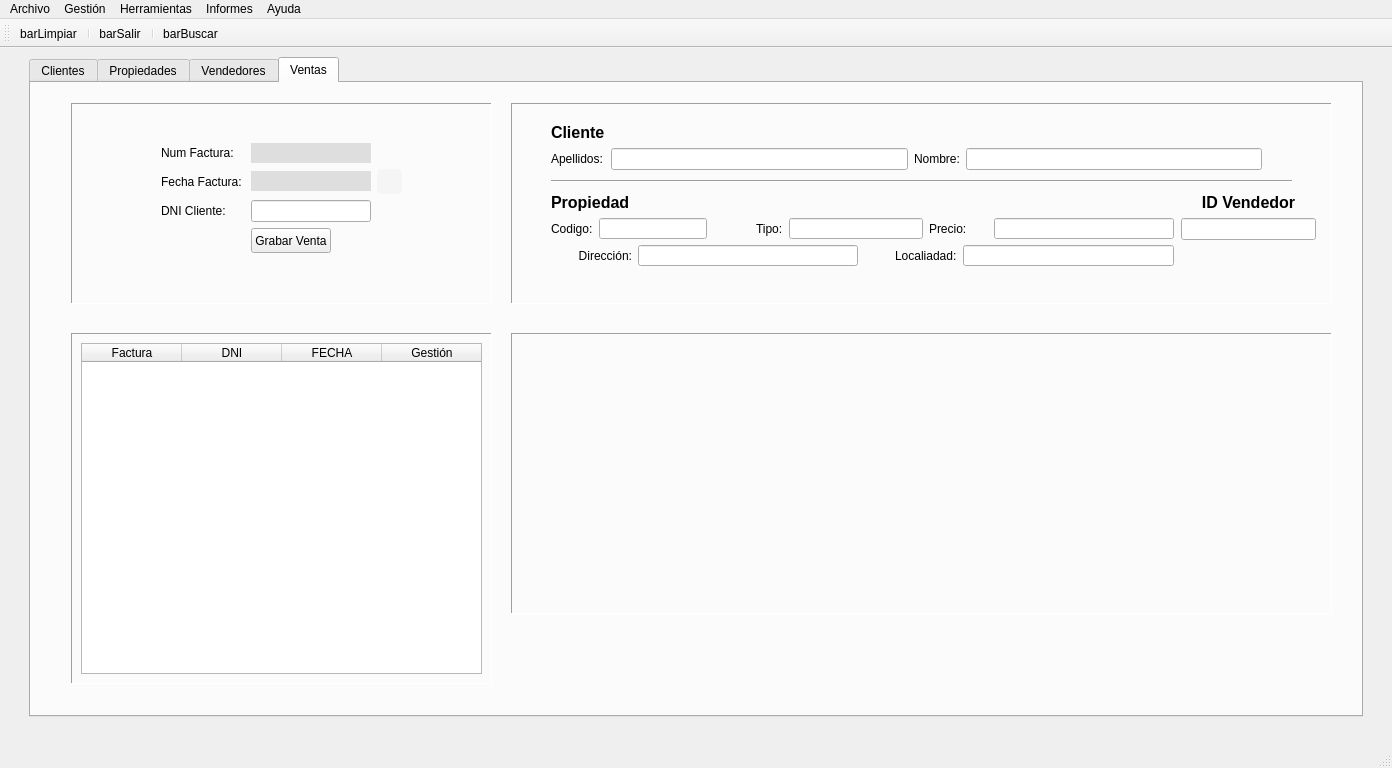
Before: the Qt Designer form templates/venPrincipal.ui in Semperz/ProyectoDI, drawn with Qt 5.
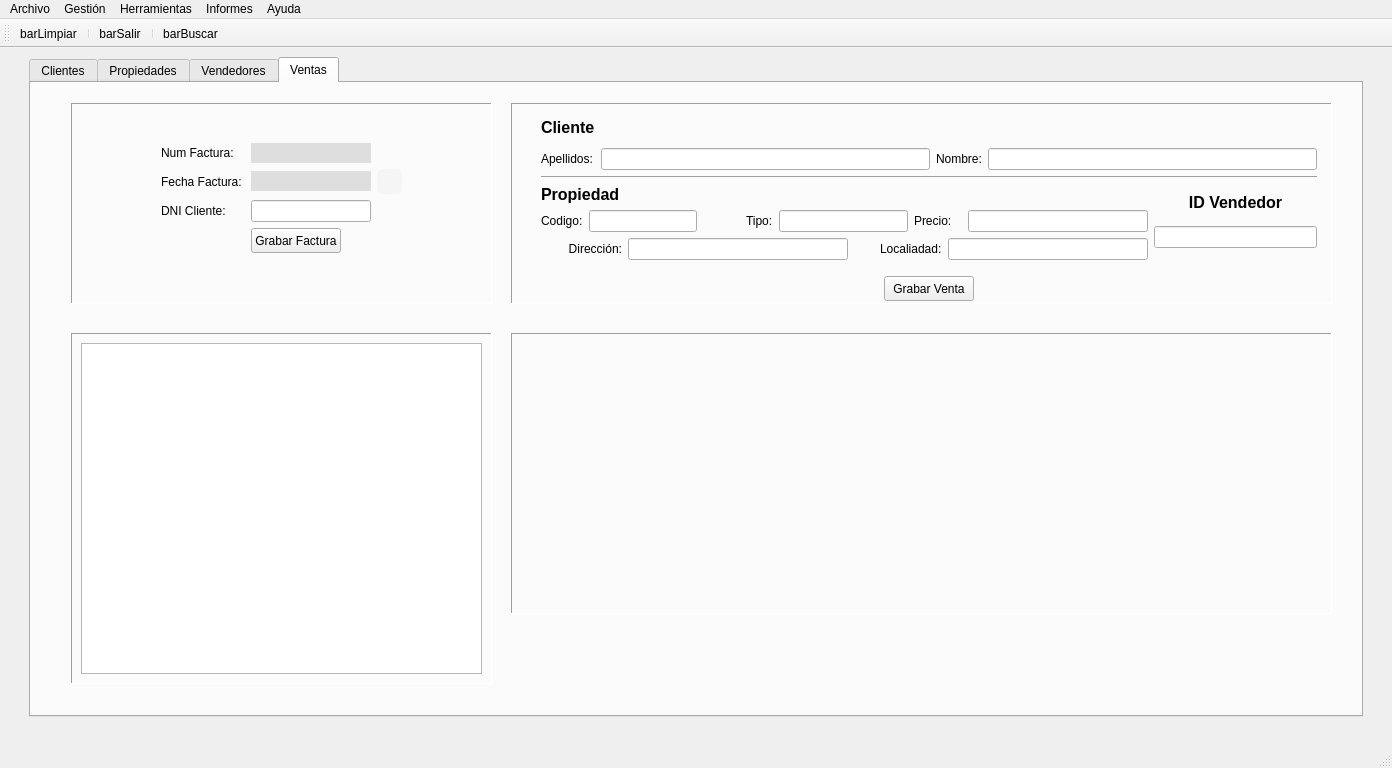
After: the same form once the commit is applied. Icons and pictures are not drawn.

Commit message: fix(main.py): rename btn

Patch:
```diff
--- a/templates/venPrincipal.ui
+++ b/templates/venPrincipal.ui
@@ -2920,18 +2920,18 @@
            <widget class="QPushButton" name="btnGrabven">
             <property name="minimumSize">
              <size>
-              <width>80</width>
+              <width>90</width>
               <height>25</height>
              </size>
             </property>
             <property name="maximumSize">
              <size>
-              <width>80</width>
+              <width>90</width>
               <height>25</height>
              </size>
             </property>
             <property name="text">
-             <string>Grabar Venta</string>
+             <string>Grabar Factura</string>
             </property>
            </widget>
           </item>
@@ -3003,7 +3003,7 @@
           <enum>QAbstractItemView::SelectRows</enum>
          </property>
          <attribute name="horizontalHeaderVisible">
-          <bool>true</bool>
+          <bool>false</bool>
          </attribute>
          <attribute name="verticalHeaderVisible">
           <bool>false</bool>
@@ -3045,28 +3045,19 @@
         <property name="frameShadow">
          <enum>QFrame::Sunken</enum>
         </property>
-        <widget class="Line" name="line_3">
+        <widget class="QWidget" name="">
          <property name="geometry">
           <rect>
-           <x>40</x>
-           <y>70</y>
-           <width>741</width>
-           <height>16</height>
+           <x>30</x>
+           <y>10</y>
+           <width>776</width>
+           <height>188</height>
           </rect>
          </property>
-         <property name="orientation">
-          <enum>Qt::Horizontal</enum>
-         </property>
-        </widget>
-        <widget class="QWidget" name="layoutWidget">
-         <property name="geometry">
-          <rect>
-           <x>40</x>
-           <y>20</y>
-           <width>711</width>
-           <height>47</height>
-          </rect>
-         </property>
+         <layout class="QGridLayout" name="gridLayout_14">
+          <item row="0" column="0">
+           <layout class="QGridLayout" name="gridLayout_13">
+            <item row="0" column="0" colspan="2">
          <layout class="QGridLayout" name="gridLayout_11">
           <item row="0" column="0">
            <widget class="QLabel" name="label_17">
@@ -3111,55 +3102,15 @@
            </widget>
           </item>
          </layout>
-        </widget>
-        <widget class="QWidget" name="layoutWidget">
-         <property name="geometry">
-          <rect>
-           <x>670</x>
-           <y>90</y>
-           <width>135</width>
-           <height>47</height>
-          </rect>
-         </property>
-         <layout class="QVBoxLayout" name="verticalLayout_6">
-          <item>
-           <widget class="QLabel" name="label_28">
-            <property name="font">
-             <font>
-              <pointsize>12</pointsize>
-              <weight>75</weight>
-              <bold>true</bold>
-             </font>
-            </property>
-            <property name="text">
-             <string>ID Vendedor</string>
-            </property>
-            <property name="alignment">
-             <set>Qt::AlignCenter</set>
-            </property>
-           </widget>
-          </item>
-          <item>
-           <widget class="QLineEdit" name="txtIDven">
-            <property name="alignment">
-             <set>Qt::AlignLeading|Qt::AlignLeft|Qt::AlignVCenter</set>
-            </property>
-            <property name="readOnly">
-             <bool>true</bool>
-            </property>
-           </widget>
-          </item>
-         </layout>
-        </widget>
-        <widget class="QWidget" name="layoutWidget">
-         <property name="geometry">
-          <rect>
-           <x>40</x>
-           <y>90</y>
-           <width>623</width>
-           <height>73</height>
-          </rect>
-         </property>
+            </item>
+            <item row="1" column="0" colspan="2">
+             <widget class="Line" name="line_3">
+              <property name="orientation">
+               <enum>Qt::Horizontal</enum>
+              </property>
+             </widget>
+            </item>
+            <item row="2" column="0">
          <layout class="QGridLayout" name="gridLayout_12">
           <item row="2" column="0" colspan="2">
            <widget class="QLabel" name="label_25">
@@ -3302,6 +3253,106 @@
              </size>
             </property>
            </spacer>
+              </item>
+             </layout>
+            </item>
+            <item row="2" column="1">
+             <layout class="QVBoxLayout" name="verticalLayout_6">
+              <item>
+               <widget class="QLabel" name="label_28">
+                <property name="font">
+                 <font>
+                  <pointsize>12</pointsize>
+                  <weight>75</weight>
+                  <bold>true</bold>
+                 </font>
+                </property>
+                <property name="text">
+                 <string>ID Vendedor</string>
+                </property>
+                <property name="alignment">
+                 <set>Qt::AlignCenter</set>
+                </property>
+               </widget>
+              </item>
+              <item alignment="Qt::AlignTop">
+               <widget class="QLineEdit" name="txtIDven">
+                <property name="alignment">
+                 <set>Qt::AlignLeading|Qt::AlignLeft|Qt::AlignVCenter</set>
+                </property>
+                <property name="readOnly">
+                 <bool>true</bool>
+                </property>
+               </widget>
+              </item>
+             </layout>
+            </item>
+           </layout>
+          </item>
+          <item row="1" column="0">
+           <spacer name="verticalSpacer_12">
+            <property name="orientation">
+             <enum>Qt::Vertical</enum>
+            </property>
+            <property name="sizeType">
+             <enum>QSizePolicy::Fixed</enum>
+            </property>
+            <property name="sizeHint" stdset="0">
+             <size>
+              <width>20</width>
+              <height>10</height>
+             </size>
+            </property>
+           </spacer>
+          </item>
+          <item row="2" column="0">
+           <layout class="QHBoxLayout" name="horizontalLayout_11">
+            <item>
+             <spacer name="horizontalSpacer_38">
+              <property name="orientation">
+               <enum>Qt::Horizontal</enum>
+              </property>
+              <property name="sizeHint" stdset="0">
+               <size>
+                <width>40</width>
+                <height>20</height>
+               </size>
+              </property>
+             </spacer>
+            </item>
+            <item>
+             <widget class="QPushButton" name="btnGrabven_2">
+              <property name="minimumSize">
+               <size>
+                <width>90</width>
+                <height>25</height>
+               </size>
+              </property>
+              <property name="maximumSize">
+               <size>
+                <width>90</width>
+                <height>25</height>
+               </size>
+              </property>
+              <property name="text">
+               <string>Grabar Venta</string>
+              </property>
+             </widget>
+            </item>
+            <item>
+             <spacer name="horizontalSpacer_37">
+              <property name="orientation">
+               <enum>Qt::Horizontal</enum>
+              </property>
+              <property name="sizeHint" stdset="0">
+               <size>
+                <width>40</width>
+                <height>20</height>
+               </size>
+              </property>
+             </spacer>
+            </item>
+           </layout>
           </item>
          </layout>
         </widget>
```
Left out of the diff: 2 changed lines with no effect on the pictures. Lines whose indentation alone changed are shown as unchanged. The commit also changes 2 other files.
